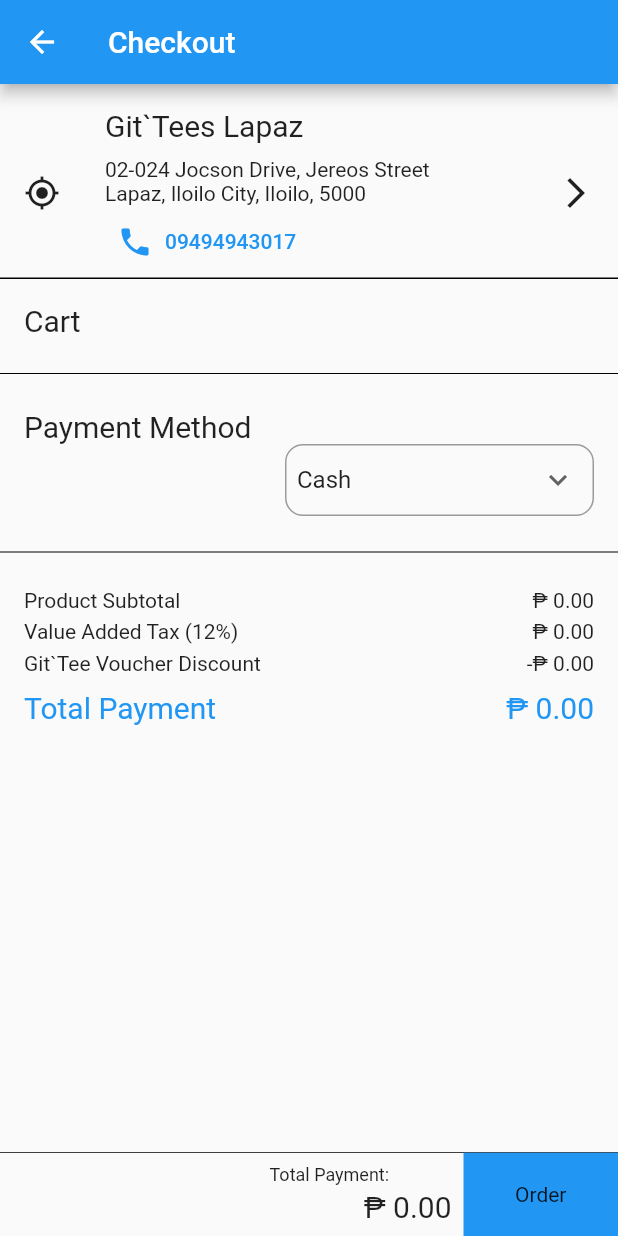
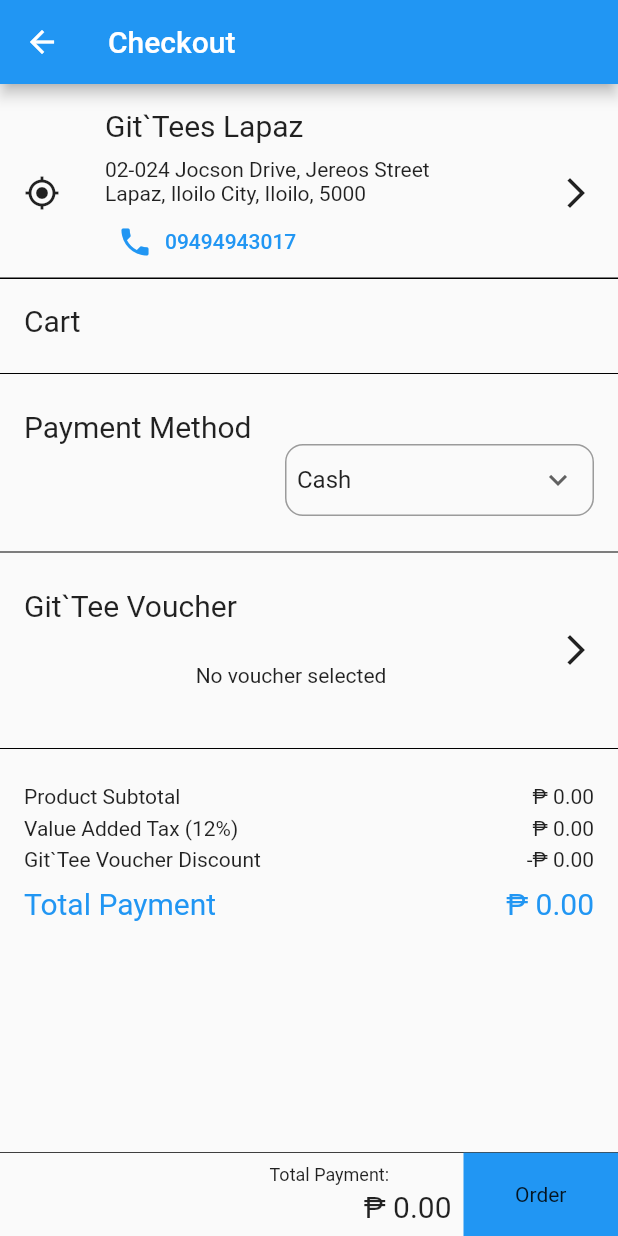
Before and after one commit to jiampong212/git_tees_shop, a Flutter app: the CheckoutPage screen opened directly, on a phone screen of 412 x 824 dp. Run offline on Flutter 3.47's test engine with Material 2 defaults, Android fonts, the phone set to English and light mode, and no system bars; our stand-ins replace flutter_easyloading, flutter_riverpod; missing offline and left inert: mobile_scanner, mysql1.

Commit message:
added vouchers

```diff
--- a/lib/core/providers_definition.dart
+++ b/lib/core/providers_definition.dart
@@ -71,16 +71,6 @@ final databaseSettingsProvider = StateProvider<ConnectionSettings>((ref) {
   return ConnectionSettings();
 });
 
-final discountProvider = StateProvider<double>((ref) {
-  int _quantity = ref.watch(totalProductQuantityProvider);
-
-  if (_quantity >= 5 && _quantity <= 9) {
-    return 50;
-  } else if (_quantity >= 10 && _quantity <= 29) {
-    return 100;
-  } else if (_quantity >= 30) {
-    return 300;
-  } else {
-    return 0;
-  }
+final selectedVoucherProvider = StateProvider<int?>((ref) {
+  return null;
 });
--- a/lib/core/utilites.dart
+++ b/lib/core/utilites.dart
@@ -2,6 +2,7 @@
 
 import 'package:flutter/material.dart';
 import 'package:flutter_easyloading/flutter_easyloading.dart';
+import 'package:git_tees_shop/data_classes/voucher_data.dart';
 import 'package:intl/intl.dart';
 import 'package:url_launcher/url_launcher.dart';
 
@@ -33,6 +34,104 @@ List<String> productNames = [
   'GitHub Programmer',
   'Programmer Jokes Shirt',
   'Programming Memes Shirt',
+];
+
+List<VoucherData> voucherData = [
+  VoucherData(
+    voucherID: 0,
+    voucherTitle: '₱50 off when purchasing 5 or more shirts',
+    voucherSubtitle: 'Minimum spend ₱500\nValid until April 30, 2022',
+    leading: Container(
+      width: 60,
+      height: 60,
+      decoration: BoxDecoration(
+        color: Colors.lightBlueAccent,
+        borderRadius: BorderRadius.circular(8),
+      ),
+      child: const Center(
+        child: Text(
+          '-₱50',
+          style: TextStyle(fontSize: 18),
+        ),
+      ),
+    ),
+  ),
+  VoucherData(
+    voucherID: 1,
+    voucherTitle: '₱100 off when purchasing 10 or more shirts',
+    voucherSubtitle: 'Minimum spend ₱1000\nValid until April 30, 2022',
+    leading: Container(
+      width: 60,
+      height: 60,
+      decoration: BoxDecoration(
+        color: Colors.lightBlueAccent,
+        borderRadius: BorderRadius.circular(8),
+      ),
+      child: const Center(
+        child: Text(
+          '-₱100',
+          style: TextStyle(fontSize: 18),
+        ),
+      ),
+    ),
+  ),
+  VoucherData(
+    voucherID: 2,
+    voucherTitle: '₱300 off when purchasing 30 or more shirts',
+    voucherSubtitle: 'Minimum spend ₱3000\nValid until April 30, 2022',
+    leading: Container(
+      width: 60,
+      height: 60,
+      decoration: BoxDecoration(
+        color: Colors.lightBlueAccent,
+        borderRadius: BorderRadius.circular(8),
+      ),
+      child: const Center(
+        child: Text(
+          '-₱300',
+          style: TextStyle(fontSize: 18),
+        ),
+      ),
+    ),
+  ),
+  VoucherData(
+    voucherID: 3,
+    voucherTitle: '10% off ',
+    voucherSubtitle: 'Minimum spend ₱300 capped at ₱80\nExpiring: 10 hours left',
+    leading: Container(
+      child: const Center(
+        child: Text(
+          '-10%',
+          style: TextStyle(fontSize: 18),
+        ),
+      ),
+      width: 60,
+      height: 60,
+      decoration: BoxDecoration(
+        color: Colors.lightBlueAccent,
+        borderRadius: BorderRadius.circular(8),
+      ),
+    ),
+  ),
+  VoucherData(
+    voucherID: 4,
+    voucherTitle: 'UTANG',
+    voucherSubtitle: '100% off\nValid forever',
+    leading: Container(
+      child: const Center(
+        child: Text(
+          '-100%',
+          style: TextStyle(fontSize: 15),
+        ),
+      ),
+      width: 60,
+      height: 60,
+      decoration: BoxDecoration(
+        color: Colors.lightBlueAccent,
+        borderRadius: BorderRadius.circular(8),
+      ),
+    ),
+  ),
 ];
 
 class Utils {
@@ -96,4 +195,26 @@ class Utils {
       return;
     }
   }
+
+  static double calculateDiscount({required int? selectedVoucher, required double totalPrice}) {
+    switch (selectedVoucher) {
+      case 0:
+        return 50;
+      case 1:
+        return 100;
+      case 2:
+        return 300;
+      case 3:
+        double _discount = totalPrice / 10;
+
+        if (_discount > 80) {
+          return 80;
+        } else {
+          return _discount;
+        }
+
+      default:
+        return 0;
+    }
+  }
 }
--- /dev/null
+++ b/lib/data_classes/voucher_data.dart
@@ -0,0 +1,14 @@
+import 'package:flutter/material.dart';
+
+class VoucherData {
+  int voucherID;
+  String voucherTitle;
+  String voucherSubtitle;
+  Widget leading;
+  VoucherData({
+    required this.voucherID,
+    required this.voucherTitle,
+    required this.voucherSubtitle,
+    required this.leading,
+  });
+}
--- a/lib/screens/checkout_page.dart
+++ b/lib/screens/checkout_page.dart
@@ -6,6 +6,7 @@ import 'package:git_tees_shop/widgets/checkout_bottom_bar.dart';
 import 'package:git_tees_shop/widgets/checkout_list_tile.dart';
 import 'package:git_tees_shop/widgets/mode_of_payment_tile.dart';
 import 'package:git_tees_shop/widgets/purchase_details.dart';
+import 'package:git_tees_shop/widgets/selected_voucher_tile.dart';
 import 'package:git_tees_shop/widgets/store_info_tile.dart';
 
 class CheckoutPage extends ConsumerWidget {
@@ -15,6 +16,13 @@ class CheckoutPage extends ConsumerWidget {
   Widget build(BuildContext context, WidgetRef ref) {
     return Scaffold(
       appBar: AppBar(
+        leading: BackButton(
+          onPressed: () {
+            ref.read(selectedVoucherProvider.state).state = null;
+            Navigator.pop(context);
+          },
+        ),
+        automaticallyImplyLeading: false,
         title: const Text('Checkout'),
       ),
       body: ListView(
@@ -34,6 +42,8 @@ class CheckoutPage extends ConsumerWidget {
           const Divider(),
           const ModeOfPaymentTile(),
           const Divider(),
+          const SelectedVoucherTile(),
+          const Divider(),
           const PurchaseDetails(),
         ],
       ),
--- a/lib/widgets/checkout_bottom_bar.dart
+++ b/lib/widgets/checkout_bottom_bar.dart
@@ -30,8 +30,8 @@ class CheckoutBottomBar extends ConsumerWidget {
     );
   }
 
-  GestureDetector _checkoutButton(BuildContext context, WidgetRef ref) {
-    return GestureDetector(
+  InkWell _checkoutButton(BuildContext context, WidgetRef ref) {
+    return InkWell(
       onTap: () async {
         ConnectionSettings _settings = ref.read(databaseSettingsProvider);
         await DatabaseAPI(settings: _settings).orderProducts(ref.read(checkoutProvider));
@@ -53,6 +53,13 @@ class CheckoutBottomBar extends ConsumerWidget {
   }
 
   Padding _totalDisplay(WidgetRef ref) {
+    double _total = ref.watch(totalPriceProvider);
+
+    double _discount = Utils.calculateDiscount(
+      selectedVoucher: ref.watch(selectedVoucherProvider),
+      totalPrice: _total,
+    );
+
     return Padding(
       padding: const EdgeInsets.all(8.0),
       child: Column(
@@ -67,7 +74,7 @@ class CheckoutBottomBar extends ConsumerWidget {
           Align(
             alignment: Alignment.bottomRight,
             child: Text(
-              Utils.formatToPHPString(ref.watch(totalPriceProvider) - ref.watch(discountProvider)),
+              Utils.formatToPHPString(_total - _discount),
               style: const TextStyle(fontSize: 20),
             ),
           ),
--- a/lib/widgets/home_bottom_bar.dart
+++ b/lib/widgets/home_bottom_bar.dart
@@ -59,10 +59,10 @@ class HomeBottomBar extends ConsumerWidget {
     );
   }
 
-  GestureDetector _checkoutButton(BuildContext context, WidgetRef ref) {
+  InkWell _checkoutButton(BuildContext context, WidgetRef ref) {
     String _quantityString = ref.read(totalProductQuantityProvider).toString();
 
-    return GestureDetector(
+    return InkWell(
       onTap: ref.watch(selectedProvider).isEmpty
           ? null
           : () {
--- a/lib/widgets/purchase_details.dart
+++ b/lib/widgets/purchase_details.dart
@@ -11,7 +11,7 @@ class PurchaseDetails extends ConsumerWidget {
     double _total = ref.watch(totalPriceProvider);
     double _vat = _total * 0.12;
     double _subtotal = _total * 0.88;
-    double _discount = ref.watch(discountProvider);
+    double _discount = Utils.calculateDiscount(selectedVoucher: ref.watch(selectedVoucherProvider), totalPrice: _total);
 
     return Padding(
       padding: const EdgeInsets.all(16),
--- /dev/null
+++ b/lib/widgets/selected_voucher_tile.dart
@@ -0,0 +1,72 @@
+import 'package:flutter/material.dart';
+import 'package:flutter_riverpod/flutter_riverpod.dart';
+import 'package:git_tees_shop/core/providers_definition.dart';
+import 'package:git_tees_shop/core/utilites.dart';
+import 'package:git_tees_shop/data_classes/voucher_data.dart';
+import 'package:git_tees_shop/screens/select_voucher_screen.dart';
+
+class SelectedVoucherTile extends ConsumerWidget {
+  const SelectedVoucherTile({Key? key}) : super(key: key);
+
+  @override
+  Widget build(BuildContext context, WidgetRef ref) {
+    return InkWell(
+      onTap: () {
+        Navigator.push(
+          context,
+          MaterialPageRoute(
+            builder: (context) {
+              return const SelectVoucherScreen();
+            },
+          ),
+        );
+      },
+      child: Padding(
+        padding: const EdgeInsets.all(16),
+        child: Row(
+          children: [
+            Expanded(
+              child: Column(
+                children: [
+                  const Align(
+                    alignment: Alignment.centerLeft,
+                    child: Text(
+                      'Git`Tee Voucher',
+                      style: TextStyle(fontSize: 20),
+                    ),
+                  ),
+                  const SizedBox(
+                    height: 10,
+                  ),
+                  Builder(
+                    builder: (context) {
+                      int? _selectedVoucher = ref.watch(selectedVoucherProvider);
+
+                      if (_selectedVoucher == null) {
+                        return const SizedBox(
+                          height: 50,
+                          child: Center(
+                            child: Text('No voucher selected'),
+                          ),
+                        );
+                      } else {
+                        VoucherData _data = voucherData[_selectedVoucher];
+
+                        return ListTile(
+                          title: Text(_data.voucherTitle),
+                          subtitle: Text(_data.voucherSubtitle),
+                          leading: _data.leading,
+                        );
+                      }
+                    },
+                  ),
+                ],
+              ),
+            ),
+            const Icon(Icons.arrow_forward_ios),
+          ],
+        ),
+      ),
+    );
+  }
+}
```
Also changed, not shown: lib/screens/select_voucher_screen.dart (added, +113 -0 lines), lib/widgets/voucher_tile.dart (deleted, +0 -14 lines).
